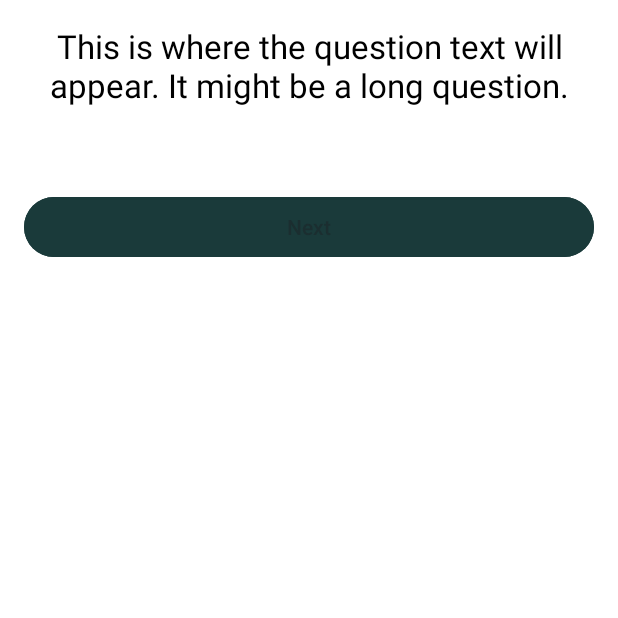
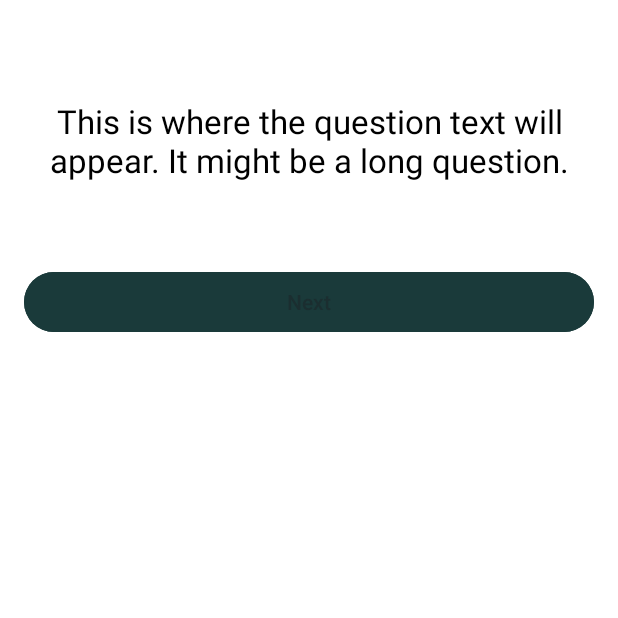
Before and after one commit to Skombies/ThreatIQ, an Android app: the QuizActivity screen opened directly, with no data from a screen before it, on a phone screen of 412 x 824 dp, the top half of it. Run offline under Robolectric (Android 15) with nearby library versions, the phone set to English and light mode, and no system bars; our stand-ins replace Firebase (no records; nobody signed in at launch, a user with empty details on screens opened directly); 1 statement that could not run was skipped.

Commit message:
clear view

```diff
--- a/app/src/main/res/layout/activity_quiz.xml
+++ b/app/src/main/res/layout/activity_quiz.xml
@@ -13,11 +13,12 @@
         android:id="@+id/question_text"
         android:layout_width="match_parent"
         android:layout_height="wrap_content"
+        android:layout_marginTop="50dp"
+        android:layout_marginBottom="24dp"
+        android:gravity="center"
         android:text="This is where the question text will appear. It might be a long question."
-        android:textSize="22sp"
         android:textColor="@android:color/black"
-        android:layout_marginBottom="24dp"
-        android:gravity="center"/>
+        android:textSize="22sp" />
 
     <LinearLayout
         android:id="@+id/options_container"
@@ -33,9 +34,9 @@
         android:id="@+id/next_button"
         android:layout_width="match_parent"
         android:layout_height="wrap_content"
-        android:text="Next"
         android:layout_marginTop="32dp"
         android:backgroundTint="#1A3A3A"
-        app:cornerRadius="25dp"/>
+        android:text="Next"
+        app:cornerRadius="25dp" />
 
 </LinearLayout>
```
